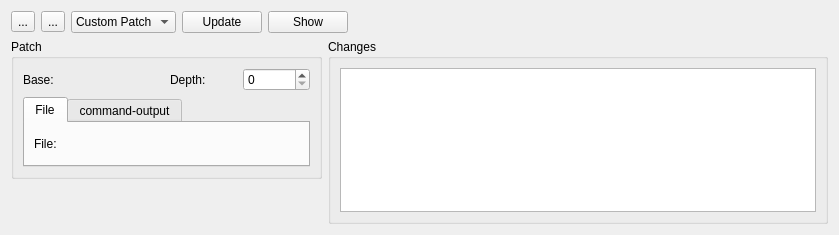
Old version of the form plugins/patchreview/patchreview.ui in the repository KDE/kdevelop.
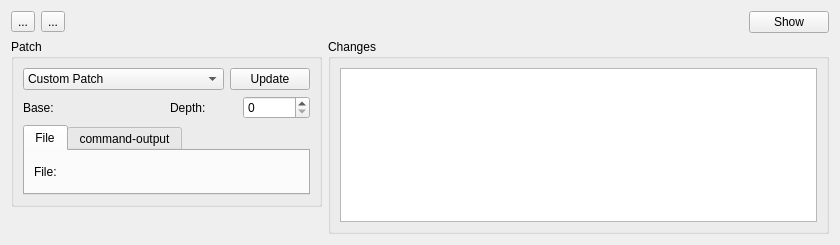
New version of the form. Custom widgets are drawn as their Qt base class.

```diff
--- a/plugins/patchreview/patchreview.ui
+++ b/plugins/patchreview/patchreview.ui
@@ -6,8 +6,8 @@
    <rect>
     <x>0</x>
     <y>0</y>
-    <width>839</width>
-    <height>235</height>
+    <width>840</width>
+    <height>245</height>
    </rect>
   </property>
   <property name="windowTitle">
@@ -30,29 +30,6 @@
        </property>
       </widget>
      </item>
-     <item>
-      <widget class="QComboBox" name="patchSelection">
-       <item>
-        <property name="text">
-         <string>Custom Patch</string>
-        </property>
-       </item>
-      </widget>
-     </item>
-     <item>
-      <widget class="QPushButton" name="updateButton">
-       <property name="text">
-        <string>Update</string>
-       </property>
-      </widget>
-     </item>
-     <item>
-      <widget class="QPushButton" name="showButton">
-       <property name="text">
-        <string>Show</string>
-       </property>
-      </widget>
-     </item>
      <item>
       <spacer name="horizontalSpacer">
        <property name="orientation">
@@ -60,16 +37,23 @@
        </property>
        <property name="sizeHint" stdset="0">
         <size>
-         <width>40</width>
+         <width>448</width>
          <height>20</height>
         </size>
        </property>
       </spacer>
      </item>
+     <item>
+      <widget class="QPushButton" name="showButton">
+       <property name="text">
+        <string>Show</string>
+       </property>
+      </widget>
+     </item>
     </layout>
    </item>
    <item row="1" column="0">
-    <layout class="QHBoxLayout" name="horizontalLayout_4">
+    <layout class="QHBoxLayout" name="horizontalLayout_5">
      <item>
       <layout class="QVBoxLayout" name="verticalLayout">
        <item>
@@ -84,7 +68,33 @@
           <string>Patch</string>
          </property>
          <layout class="QGridLayout" name="gridLayout_2">
-          <item row="0" column="0">
+          <item row="0" column="0" colspan="2">
+           <layout class="QHBoxLayout" name="horizontalLayout_4">
+            <item>
+             <widget class="QComboBox" name="patchSelection">
+              <item>
+               <property name="text">
+                <string>Custom Patch</string>
+               </property>
+              </item>
+             </widget>
+            </item>
+            <item>
+             <widget class="QPushButton" name="updateButton">
+              <property name="sizePolicy">
+               <sizepolicy hsizetype="Fixed" vsizetype="Fixed">
+                <horstretch>0</horstretch>
+                <verstretch>0</verstretch>
+               </sizepolicy>
+              </property>
+              <property name="text">
+               <string>Update</string>
+              </property>
+             </widget>
+            </item>
+           </layout>
+          </item>
+          <item row="1" column="0">
            <layout class="QHBoxLayout" name="horizontalLayout">
             <item>
              <widget class="QLabel" name="label">
@@ -98,7 +108,7 @@
             </item>
            </layout>
           </item>
-          <item row="0" column="1">
+          <item row="1" column="1">
            <layout class="QHBoxLayout" name="horizontalLayout_2">
             <item>
              <widget class="QLabel" name="label_3">
@@ -112,7 +122,7 @@
             </item>
            </layout>
           </item>
-          <item row="1" column="0" colspan="2">
+          <item row="2" column="0" colspan="2">
            <widget class="QTabWidget" name="tabWidget">
             <property name="currentIndex">
              <number>0</number>
@@ -193,7 +203,7 @@
          <property name="sizeHint" stdset="0">
           <size>
            <width>88</width>
-           <height>53</height>
+           <height>18</height>
           </size>
          </property>
         </spacer>
```
